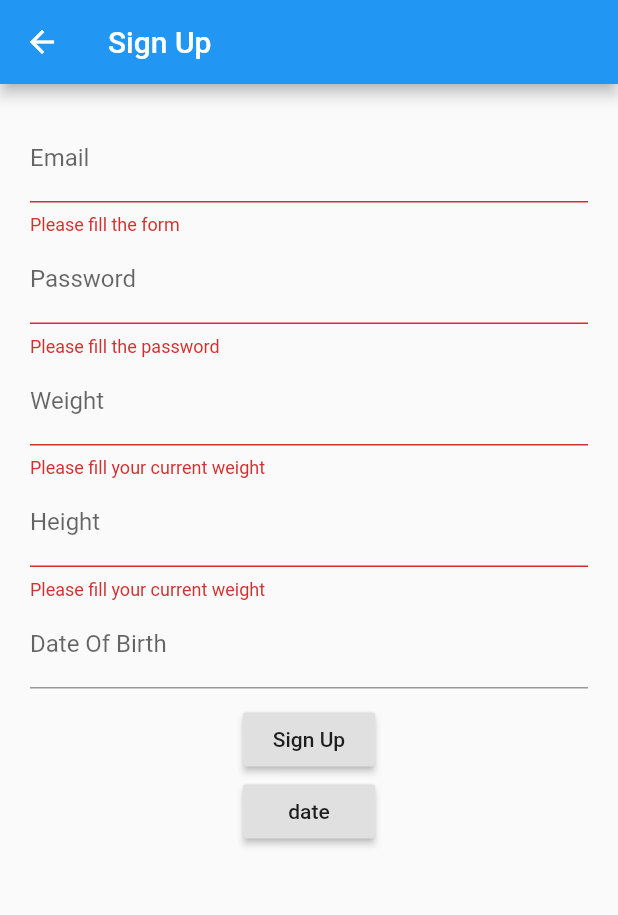
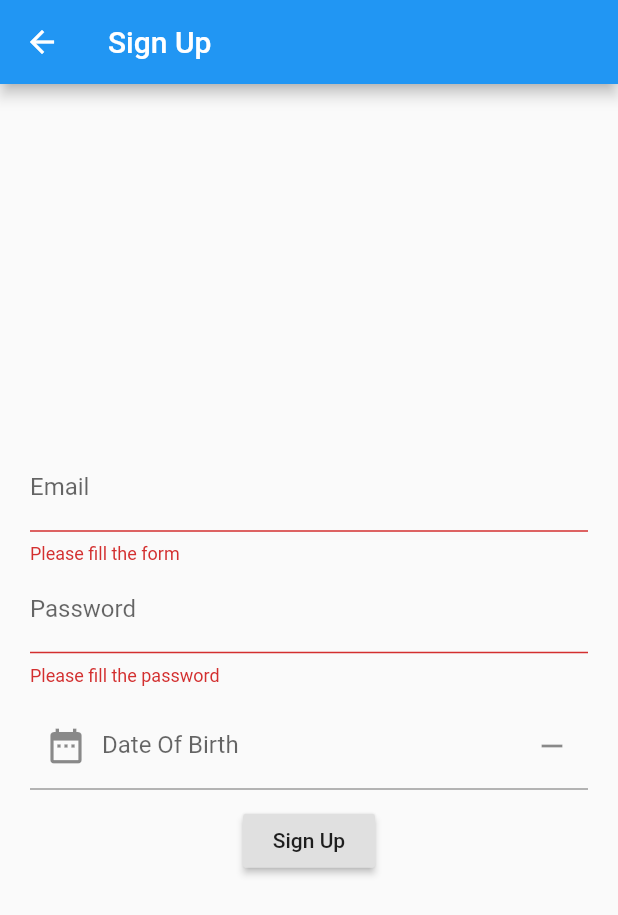
Before and after one commit to NaponTunglukmongkol/calories-goal-calculator, a Flutter app: the SignUp screen opened directly, after a tap on "Sign Up", on a phone screen of 412 x 824 dp. Shown: the top 915 px of the screen. Run offline on Flutter 3.47's test engine with Material 2 defaults, Android fonts, the phone set to English and light mode, and no system bars; our stand-ins replace cloud_firestore, firebase_auth; missing offline and left inert: flutter_cupertino_date_picker; accounts and stored records are empty.

Commit message:
add date picker

```diff
--- a/lib/ui/SignUp.dart
+++ b/lib/ui/SignUp.dart
@@ -5,24 +5,22 @@ import 'package:health_app/ui/SignIn.dart';
 import 'package:cloud_firestore/cloud_firestore.dart';
 import 'package:flutter_cupertino_date_picker/flutter_cupertino_date_picker.dart';
 
-class SignUp extends StatefulWidget{
-
+class SignUp extends StatefulWidget {
   @override
   State<StatefulWidget> createState() => SignUpState();
 }
 
-class SignUpState extends State<SignUp>{
+class SignUpState extends State<SignUp> {
   String _email, _password;
-  double _weight, _height;
   final _formKey = GlobalKey<FormState>();
 
+
   FirebaseUser user;
-  FocusNode myFocusNode;
 
   String _datetime = '';
-  int _year = 2018;
-  int _month = 11;
-  int _date = 11;
+  int _year;
+  int _month;
+  int _date;
 
   String _lang = 'i18n';
   String _format = 'yyyy-mm-dd';
@@ -30,6 +28,7 @@ class SignUpState extends State<SignUp>{
 
   TextEditingController _langCtrl = TextEditingController();
   TextEditingController _formatCtrl = TextEditingController();
+  var txt = new TextEditingController();
 
   @override
   void initState() {
@@ -43,6 +42,10 @@ class SignUpState extends State<SignUp>{
     _date = now.day;
   }
 
+  void _onFocusChange() {
+    _showDatePicker();
+  }
+
   @override
   Widget build(BuildContext context) {
     // TODO: implement build
@@ -51,8 +54,8 @@ class SignUpState extends State<SignUp>{
       appBar: AppBar(
         title: Text('Sign Up'),
       ),
-
       body: Center(
+        child: SingleChildScrollView(
           child: Form(
             key: _formKey,
             child: Padding(
@@ -60,76 +63,58 @@ class SignUpState extends State<SignUp>{
               child: Column(
                 children: <Widget>[
                   TextFormField(
-                  validator: (input){
-                    if(input.isEmpty){
+                    validator: (input) {
+                      if (input.isEmpty) {
                         return 'Please fill the form';
                       }
                     },
                     onSaved: (input) => _email = input,
-                  decoration: InputDecoration(
-                    labelText: 'Email'
-                  ),
+                    decoration: InputDecoration(labelText: 'Email'),
                   ),
 
                   //SECTION password
                   TextFormField(
-                  validator: (input){
-                    if(input.isEmpty){
+                    validator: (input) {
+                      if (input.isEmpty) {
                         return 'Please fill the password';
-                    }else if(input.length < 6){
+                      } else if (input.length < 6) {
                         return 'Your password is less than 6 letter';
                       }
                     },
                     onSaved: (input) => _password = input,
-                  decoration: InputDecoration(
-                    labelText: 'Password'
-                  ),
+                    decoration: InputDecoration(labelText: 'Password'),
                     obscureText: true,
                   ),
-                TextFormField(
-                  inputFormatters: [WhitelistingTextInputFormatter.digitsOnly],
-                  validator: (input){
-                   if(input.isEmpty){
-                     return 'Please fill your current weight';
-                   }
-                  },
+                  Container(
+                    margin: const EdgeInsets.only(top: 10.0),
+                    child: TextFormField(
+                      controller: txt,
                       decoration: InputDecoration(
-                    labelText: 'Weight'
-                  )
+                        prefixIcon: Icon(
+                          Icons.date_range,
+                          size: 28.0,
                         ),
-                TextFormField(
-                  inputFormatters: [WhitelistingTextInputFormatter.digitsOnly],
-                  validator: (input){
-                   if(input.isEmpty){
-                     return 'Please fill your current weight';
-                   }
-                  },
-                  decoration: InputDecoration(
-                    labelText: 'Height'
-                  )
-                ),
-                TextFormField(
-                  focusNode: myFocusNode,
-                  decoration: InputDecoration(
-                    labelText: 'Date Of Birth'
+                        suffixIcon: IconButton(
+                            icon: Icon(Icons.remove),
+                            onPressed: () {
+                              setState(() {
+                                _showDatePicker();
+                                txt.text = "";
+                              });
+                            }),
+                        labelText: "Date Of Birth"
                       ),
                     ),
-
+                  ),
                   new Container(
-                  margin: const EdgeInsets.only(top:10.0),
+                    margin: const EdgeInsets.only(top: 10.0),
                     child: Column(
                       children: <Widget>[
                         RaisedButton(
-                        onPressed: (){
+                          onPressed: () {
                             signUpFlutter();
                           },
                           child: Text('Sign Up'),
-                      ),
-                      RaisedButton(
-                        onPressed: (){
-                          _showDatePicker();
-                        },
-                        child: Text('date'),
                         )
                       ],
                     ),
@@ -139,25 +124,25 @@ class SignUpState extends State<SignUp>{
             ),
           ),
         ),
+      ),
     );
   }
 
   Future<void> signUpFlutter() async {
     final formState = _formKey.currentState;
-    if(formState.validate()){
+    if (formState.validate()) {
       formState.save();
       debugPrint(_email);
       debugPrint(_password);
-      try{
-        this.user = await FirebaseAuth.instance.createUserWithEmailAndPassword(email: _email, password: _password);
+      try {
+        this.user = await FirebaseAuth.instance
+            .createUserWithEmailAndPassword(email: _email, password: _password);
         _addData();
-      }catch(e){
+      } catch (e) {
         print(e.message);
       }
-
     }
   }
-
 
   void _navigateToSignIn() async {
     await Navigator.push(
@@ -166,20 +151,16 @@ class SignUpState extends State<SignUp>{
     );
   }
 
-  void _addData(){
+  void _addData() {
     Firestore.instance.runTransaction((Transaction transaction) async {
-      DocumentReference reference = Firestore.instance.collection('users').document('${user.uid}');
-      await reference.setData({
-        "name": 'benning',
-        "age": 20,
-        "job": 'student'
-      });
+      DocumentReference reference =
+          Firestore.instance.collection('users').document('${user.uid}');
+      await reference.setData({"name": 'benning', "age": 20, "job": 'student'});
     });
     Navigator.of(context).pop();
   }
 
   void _showDatePicker() {
-    final bool showTitleActions = false;
     DatePicker.showDatePicker(
       context,
       showTitleActions: _showTitleActions,
@@ -198,26 +179,15 @@ class SignUpState extends State<SignUp>{
       ),
       locale: _lang,
       dateFormat: _format,
-      onChanged: (year, month, date) {
-        debugPrint('onChanged date: $year-$month-$date');
-
-        if (!showTitleActions) {
-          _changeDatetime(year, month, date);
-        }
-      },
+      onChanged: (year, month, date) {},
       onConfirm: (year, month, date) {
-        _changeDatetime(year, month, date);
+        _date = date;
+        _year = year;
+        _month = month;
+        debugPrint("$_date : $_month : $_year");
+        txt.text =
+            _date.toString() + "/" + _month.toString() + "/" + _year.toString();
       },
     );
   }
-
-  void _changeDatetime(int year, int month, int date) {
-    setState(() {
-      _year = year;
-      _month = month;
-      _date = date;
-      _datetime = '$year-$month-$date';
-    });
 }
-
-}
```
Lines whose indentation alone changed are shown as unchanged.
